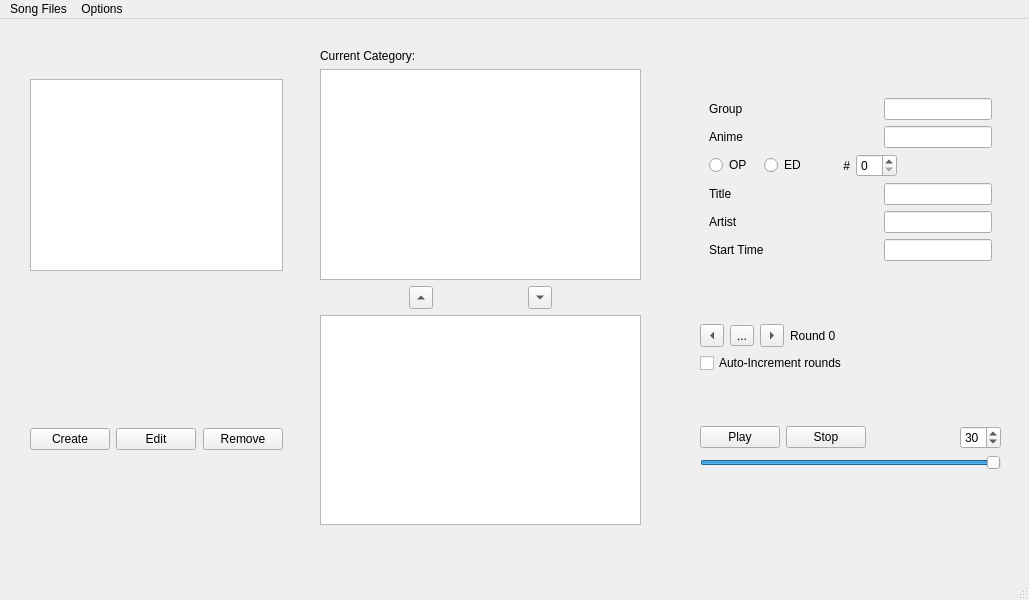
Old version of the form controlwindow.ui in the repository AlexjHeat/MusicTriviaPy.
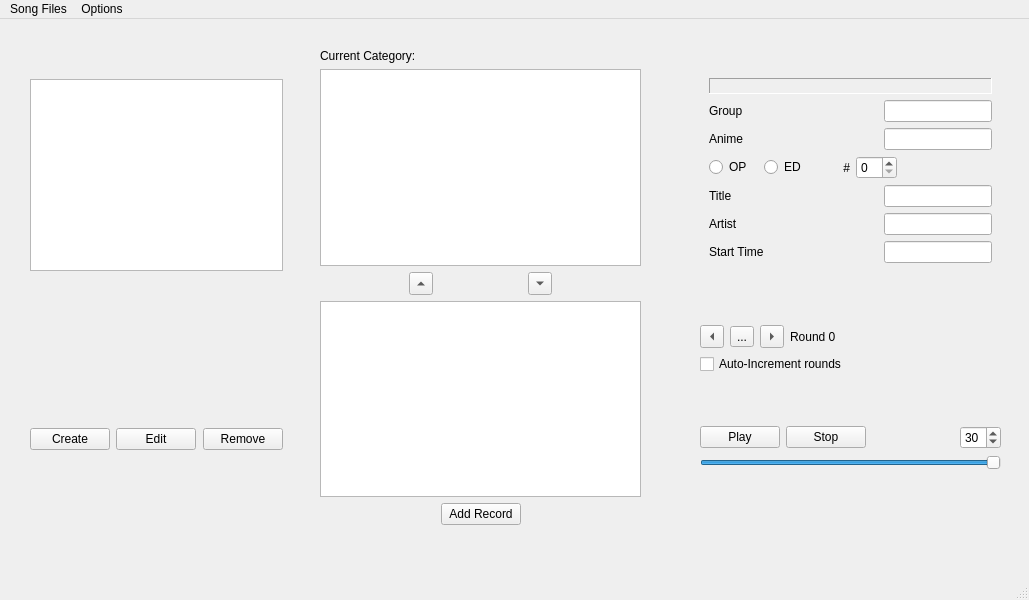
New version of the form.

Commit message:
Added barebones Record keeping
its not pretty

```diff
--- a/controlwindow.ui
+++ b/controlwindow.ui
@@ -218,6 +218,43 @@
        </property>
       </widget>
      </item>
+     <item>
+      <layout class="QHBoxLayout" name="horizontalLayout_7">
+       <item>
+        <spacer name="horizontalSpacer_6">
+         <property name="orientation">
+          <enum>Qt::Horizontal</enum>
+         </property>
+         <property name="sizeHint" stdset="0">
+          <size>
+           <width>40</width>
+           <height>20</height>
+          </size>
+         </property>
+        </spacer>
+       </item>
+       <item>
+        <widget class="QPushButton" name="add_record_btn">
+         <property name="text">
+          <string>Add Record</string>
+         </property>
+        </widget>
+       </item>
+       <item>
+        <spacer name="horizontalSpacer_8">
+         <property name="orientation">
+          <enum>Qt::Horizontal</enum>
+         </property>
+         <property name="sizeHint" stdset="0">
+          <size>
+           <width>40</width>
+           <height>20</height>
+          </size>
+         </property>
+        </spacer>
+       </item>
+      </layout>
+     </item>
     </layout>
    </widget>
    <widget class="QWidget" name="layoutWidget">
@@ -241,6 +278,12 @@
           <layout class="QVBoxLayout" name="verticalLayout">
            <item>
             <widget class="QLabel" name="fileNameLabel">
+             <property name="frameShape">
+              <enum>QFrame::Panel</enum>
+             </property>
+             <property name="frameShadow">
+              <enum>QFrame::Sunken</enum>
+             </property>
              <property name="text">
               <string/>
              </property>
```
The commit also changes 8 other files.
